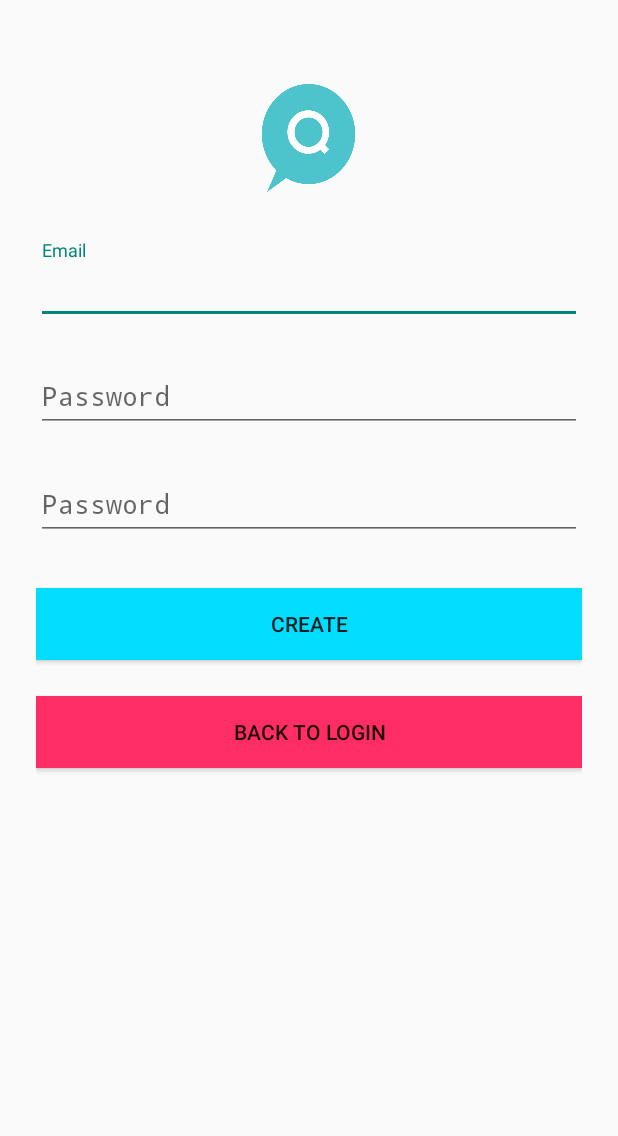
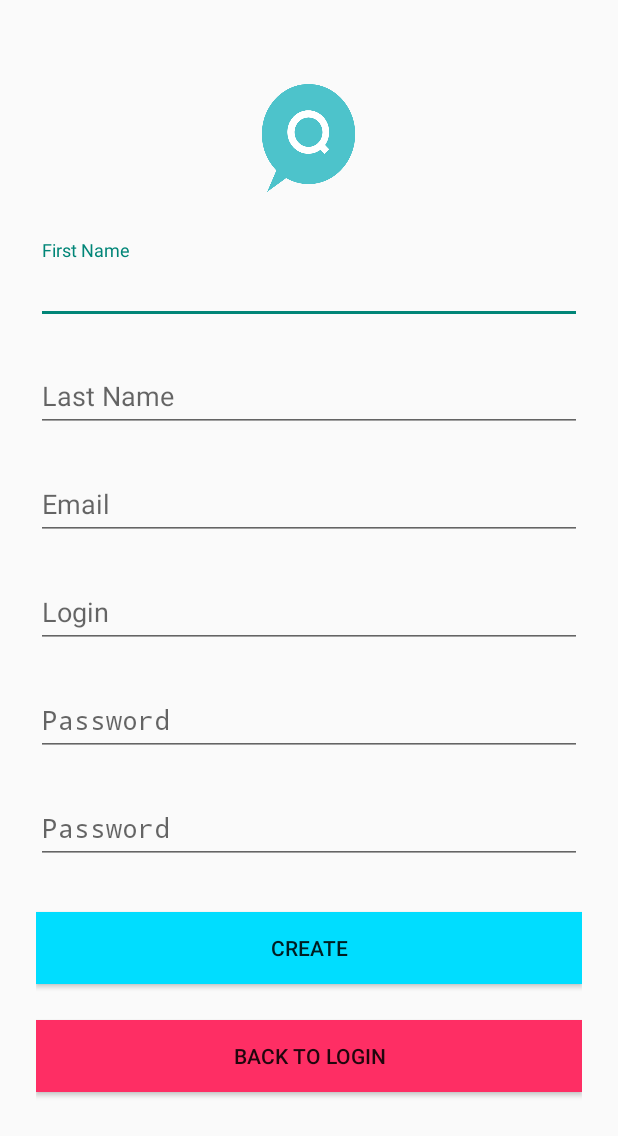
Before and after one commit to A-med/QuizzProject, an Android app: the SignUpActivity screen opened directly, with no data from a screen before it, on a phone screen of 412 x 824 dp. Shown: the top 1136 px of the screen. Run offline under Robolectric (Android 15) with nearby library versions, the phone set to English and light mode, and no system bars.

Commit message:
Authentification commit

```diff
--- a/app/build.gradle
+++ b/app/build.gradle
@@ -26,4 +26,5 @@ dependencies {
     compile 'com.android.support:design:23.0.0'
     compile 'com.jakewharton:butterknife:6.1.0'
     testCompile 'junit:junit:4.12'
+    compile 'com.facebook.android:facebook-android-sdk:4.0.0'
 }
--- a/app/src/main/AndroidManifest.xml
+++ b/app/src/main/AndroidManifest.xml
@@ -8,7 +8,7 @@
         android:label="@string/app_name"
         android:supportsRtl="true"
         android:theme="@style/AppTheme">
-        <activity android:name=".MainActivity">
+        <activity android:name=".AuthentificationActivity">
             <intent-filter>
                 <action android:name="android.intent.action.MAIN" />
 
@@ -24,6 +24,8 @@
         <activity android:name=".SignUpActivity">
 
         </activity>
+
+
     </application>
 
 </manifest>
--- a/app/src/main/java/com/example/dmk/quizzproject/SignUpActivity.java
+++ b/app/src/main/java/com/example/dmk/quizzproject/SignUpActivity.java
@@ -29,7 +29,8 @@ public class SignUpActivity extends Activity implements View.OnClickListener {
 
     }
     private void backToSignIn(){
-        Intent i= new Intent(getApplicationContext(),MainActivity.class);
+        Intent i= new Intent(getApplicationContext(),AuthentificationActivity.class);
         startActivity(i);
+        finish();
     }
 }
--- a/app/src/main/res/layout/activity_main.xml
+++ b/app/src/main/res/layout/activity_main.xml
@@ -2,7 +2,7 @@
     xmlns:tools="http://schemas.android.com/tools"
     android:layout_width="match_parent"
     android:layout_height="match_parent"
-    tools:context=".MainActivity"
+    tools:context=".AuthentificationActivity"
     android:background="@android:color/white">
 
 
--- a/app/src/main/res/layout/activity_sign_up_screen.xml
+++ b/app/src/main/res/layout/activity_sign_up_screen.xml
@@ -21,6 +21,29 @@
             android:layout_marginBottom="24dp"
             android:layout_gravity="center_horizontal" />
 
+        <android.support.design.widget.TextInputLayout
+            android:layout_width="match_parent"
+            android:layout_height="wrap_content"
+            android:layout_marginTop="8dp"
+            android:layout_marginBottom="8dp">
+            <EditText android:id="@+id/input_first_name"
+                android:layout_width="match_parent"
+                android:layout_height="wrap_content"
+                android:inputType="textEmailAddress"
+                android:hint="First Name" />
+        </android.support.design.widget.TextInputLayout>
+        <android.support.design.widget.TextInputLayout
+            android:layout_width="match_parent"
+            android:layout_height="wrap_content"
+            android:layout_marginTop="8dp"
+            android:layout_marginBottom="8dp">
+            <EditText android:id="@+id/input_last_name"
+                android:layout_width="match_parent"
+                android:layout_height="wrap_content"
+                android:inputType="textEmailAddress"
+                android:hint="Last Name" />
+        </android.support.design.widget.TextInputLayout>
+
         <!-- Email Label -->
         <android.support.design.widget.TextInputLayout
             android:layout_width="match_parent"
@@ -34,6 +57,17 @@
                 android:hint="Email" />
         </android.support.design.widget.TextInputLayout>
 
+        <android.support.design.widget.TextInputLayout
+            android:layout_width="match_parent"
+            android:layout_height="wrap_content"
+            android:layout_marginTop="8dp"
+            android:layout_marginBottom="8dp">
+            <EditText android:id="@+id/input_login"
+                android:layout_width="match_parent"
+                android:layout_height="wrap_content"
+                android:inputType="textEmailAddress"
+                android:hint="Login" />
+        </android.support.design.widget.TextInputLayout>
         <!-- Password Label -->
         <android.support.design.widget.TextInputLayout
             android:layout_width="match_parent"
--- a/app/src/main/res/layout/test_activity.xml
+++ b/app/src/main/res/layout/test_activity.xml
@@ -7,7 +7,7 @@
     android:paddingRight="@dimen/activity_horizontal_margin"
     android:paddingTop="@dimen/activity_vertical_margin"
     android:orientation="vertical"
-    tools:context="com.example.dmk.quizzproject.MainActivity" >
+    tools:context=".AuthentificationActivity" >
 
     <TextView
         android:layout_width="wrap_content"
--- a/app/src/main/res/menu/menu_main.xml
+++ b/app/src/main/res/menu/menu_main.xml
@@ -1,6 +1,6 @@
 <menu xmlns:android="http://schemas.android.com/apk/res/android"
     xmlns:app="http://schemas.android.com/apk/res-auto"
-    xmlns:tools="http://schemas.android.com/tools" tools:context=".MainActivity">
+    xmlns:tools="http://schemas.android.com/tools" tools:context=".AuthentificationActivity">
     <item android:id="@+id/action_settings" android:title="@string/action_settings"
         android:orderInCategory="100" app:showAsAction="never" />
 </menu>
```
Also changed, not shown: app/src/main/java/com/example/dmk/quizzproject/AuthentificationActivity.java (renamed from app/src/main/java/com/example/dmk/quizzproject/MainActivity.java, +6 -34 lines), app/src/main/java/com/example/dmk/quizzproject/BookView.java (deleted, +0 -21 lines), app/src/main/java/com/example/dmk/quizzproject/SunMoonView.java (deleted, +0 -35 lines), app/src/main/res/layout/first_screen.xml (+2 -7 lines), app/src/main/res/layout/second_screen.xml (+7 -13 lines).
